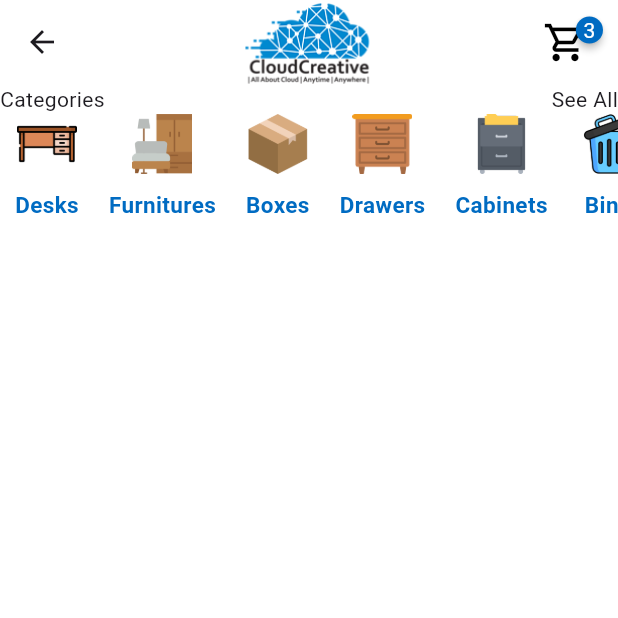
After one commit to jasim506022/cloud_project, a Flutter app: the ProductPage screen opened directly, on a phone screen of 412 x 824 dp, the top half of it. The commit adds this screen. Run offline on Flutter 3.47's test engine with Material 3 defaults, Android fonts, the phone set to English and light mode, and no system bars; drawn by our look-alikes of badges; our stand-ins replace flutter_carousel_widget, flutter_iconly, get.

Commit message:
product page

```diff
--- a/lib/main.dart
+++ b/lib/main.dart
@@ -2,6 +2,7 @@ import 'package:cloud_project/res/app_colors.dart';
 import 'package:cloud_project/res/app_font_style.dart';
 import 'package:cloud_project/view/home/home_page.dart';
 import 'package:flutter/material.dart';
+import 'package:get/get.dart';
 
 void main() {
   runApp(const MyApp());
@@ -13,7 +14,7 @@ class MyApp extends StatelessWidget {
   // This widget is the root of your application.
   @override
   Widget build(BuildContext context) {
-    return MaterialApp(
+    return GetMaterialApp(
       title: 'Flutter Demo',
       debugShowCheckedModeBanner: false,
       theme: ThemeData(
--- /dev/null
+++ b/lib/view/product/product_page.dart
@@ -0,0 +1,95 @@
+import 'package:badges/badges.dart' as badges;
+import 'package:cloud_project/res/app_font_style.dart';
+import 'package:flutter/material.dart';
+import 'package:get/get.dart';
+
+import '../../res/app_colors.dart';
+import '../../res/app_function.dart';
+import '../../res/app_image.dart';
+import '../cart/cart_view.dart';
+
+class ProductPage extends StatefulWidget {
+  const ProductPage({super.key});
+
+  @override
+  State<ProductPage> createState() => _ProductPageState();
+}
+
+class _ProductPageState extends State<ProductPage> {
+  final List<Map<String, String>> items = [
+    {"name": "Desks", "image": "assets/categories/Desks.png"},
+    {"name": "Furnitures", "image": "assets/categories/Furnitures.png"},
+    {"name": "Boxes", "image": "assets/categories/Boxes.png"},
+    {"name": "Drawers", "image": "assets/categories/Drawers.png"},
+    {"name": "Cabinets", "image": "assets/categories/Cabinets.png"},
+    {"name": "Bins", "image": "assets/categories/Bins.png"},
+    {"name": "Lamps", "image": "assets/categories/Lamps.png"},
+    {"name": "Services", "image": "assets/categories/Services.png"},
+    {"name": "Multimedia", "image": "assets/categories/Multimedia.png"},
+  ];
+  @override
+  Widget build(BuildContext context) {
+    return Scaffold(
+      appBar: _buildAppBar(),
+      body: Column(
+        children: [
+          Row(
+            mainAxisAlignment: MainAxisAlignment.spaceBetween,
+            children: [Text("Categories"), Text("See All")],
+          ),
+          SizedBox(
+            height: 100,
+            width: double.infinity,
+            child: ListView.builder(
+              scrollDirection: Axis.horizontal,
+              shrinkWrap: true,
+              itemCount: items.length,
+              itemBuilder: (context, index) {
+                return Padding(
+                  padding: const EdgeInsets.symmetric(horizontal: 10),
+                  child: Column(
+                    children: [
+                      Image.asset(
+                        items[index]["image"]!,
+                        width: 40,
+                        height: 40,
+                        fit: BoxFit.cover,
+                        errorBuilder: (context, error, stackTrace) =>
+                            Icon(Icons.image_not_supported, size: 50),
+                      ),
+                      SizedBox(
+                        height: 10,
+                      ),
+                      Text(
+                        items[index]["name"]!,
+                        style: AppFontStyle.mediumBoldTextStyle()
+                            .copyWith(color: AppColors.blue),
+                      ),
+                    ],
+                  ),
+                );
+              },
+            ),
+          )
+        ],
+      ),
+    );
+  }
+
+  AppBar _buildAppBar() {
+    return AppBar(
+      title: Image.asset(AppImage.appLogo, height: 80),
+      actions: [
+        badges.Badge(
+          onTap: () {
+            Get.to(() => CartView(), transition: Transition.rightToLeft);
+          },
+          badgeStyle: badges.BadgeStyle(badgeColor: AppColors.blue),
+          badgeContent: Text('3', style: TextStyle(color: AppColors.white)),
+          child: Icon(Icons.shopping_cart_outlined),
+        ),
+        AppFunction.horizontalSpace(20),
+      ],
+    );
+  }
+}
--- a/pubspec.yaml
+++ b/pubspec.yaml
@@ -38,6 +38,7 @@ dependencies:
   badges: ^3.1.2
   flutter_iconly: ^1.0.2
   flutter_carousel_widget: ^3.1.0
+  get: ^4.7.2
 
 dev_dependencies:
   flutter_test:
@@ -69,6 +70,7 @@ flutter:
    - assets/products/Desks/
    - assets/products/lamps/
    - assets/products/Service/
+   - assets/categories/
   #   - images/a_dot_ham.jpeg
 
   # An image asset can refer to one or more resolution-specific "variants", see
```
Also changed, not shown: lib/view/cart/cart_view.dart (added, +57 -0 lines), lib/view/home/home_page.dart (+7 -1 lines), assets/categories/Bins.png (added), assets/categories/Boxes.png (added), assets/categories/Cabinets.png (added), assets/categories/Desks.png (added), assets/categories/Drawers.png (added), assets/categories/Furnitures.png (added), assets/categories/Lamps.png (added), assets/categories/Multimedia.png (added), assets/categories/Services.png (added), pubspec.lock, 85 other files.
